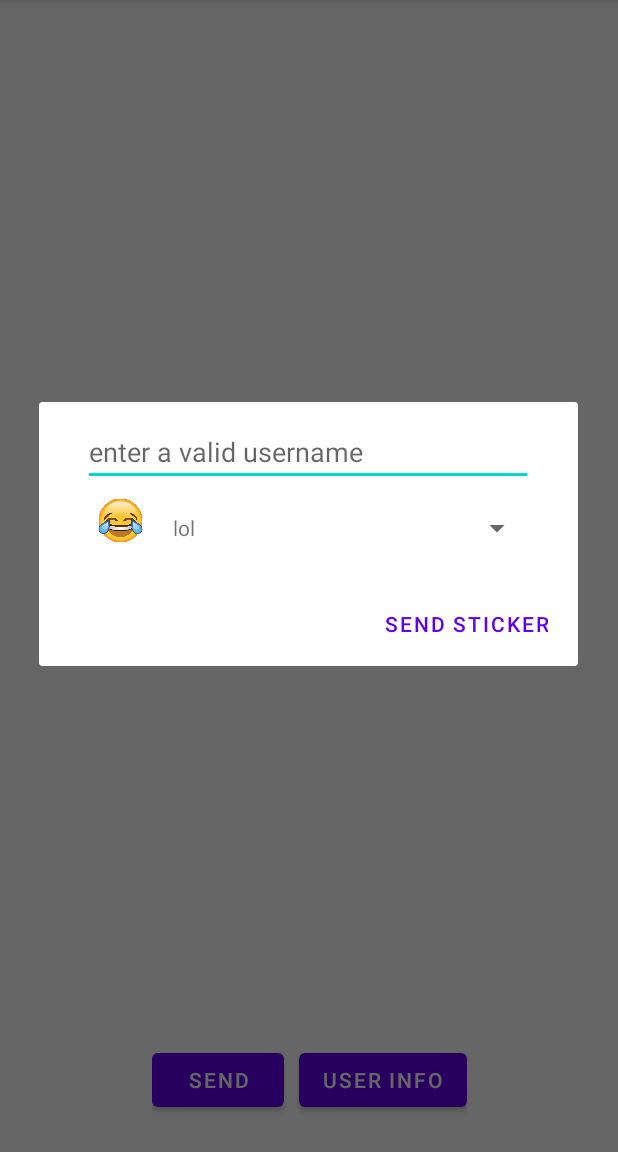
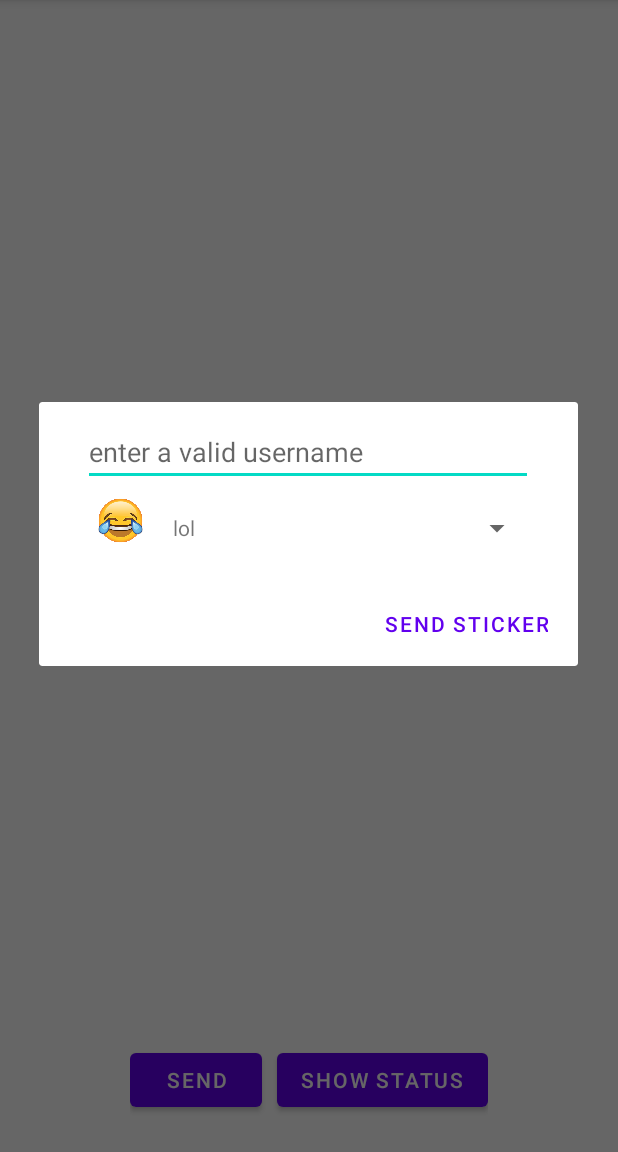
Before and after one commit to XiaohuLee/NUMAD22Sp_Team25, an Android app: the HomePageActivity screen opened directly, with no data from a screen before it, after a tap on "SEND", on a phone screen of 412 x 824 dp, the part 84-1236 px from its top. Run offline under Robolectric (Android 15) with nearby library versions, the phone set to English and light mode, and no system bars; our stand-ins replace Firebase (no records; nobody signed in at launch, a user with empty details on screens opened directly).

```diff
--- a/app/src/main/res/layout/activity_homepage.xml
+++ b/app/src/main/res/layout/activity_homepage.xml
@@ -46,7 +46,7 @@
             android:layout_width="wrap_content"
             android:layout_height="wrap_content"
             android:layout_marginLeft="10dp"
-            android:text="User Info"
+            android:text="Show Status"
             android:onClick="showUserInfo"
             app:layout_constraintBottom_toBottomOf="parent"
             app:layout_constraintStart_toStartOf="parent"
```
Also changed, not shown: app/src/main/java/com/example/numad22sp_team25/model/Sticker.java (+8 -0 lines).
